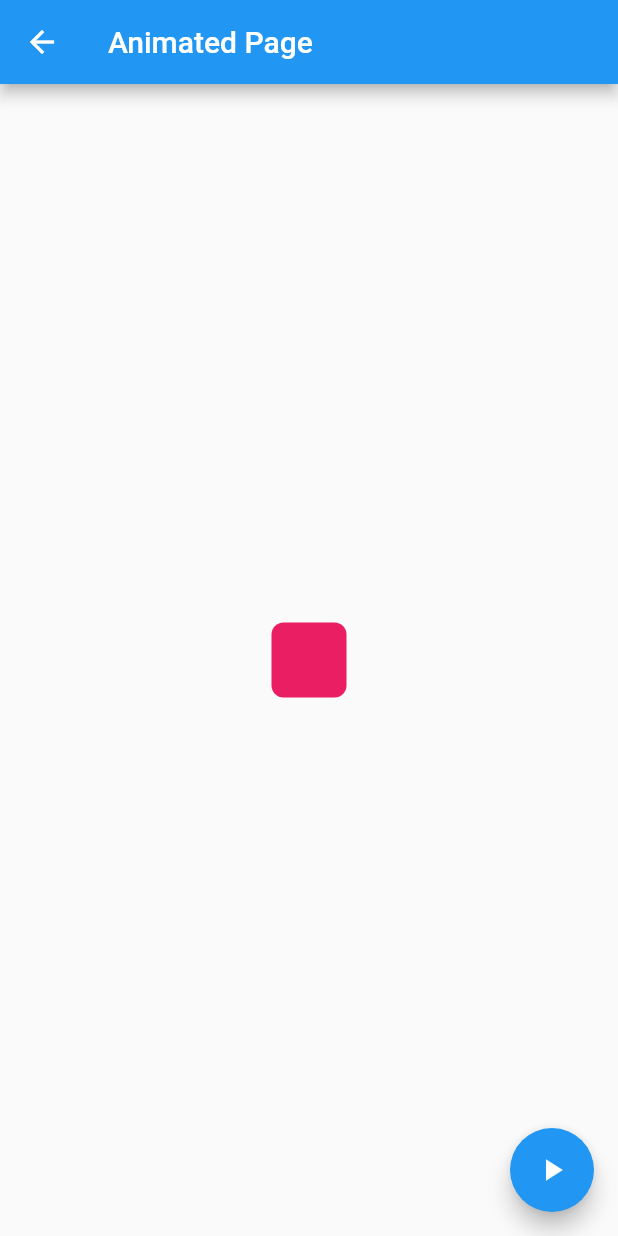
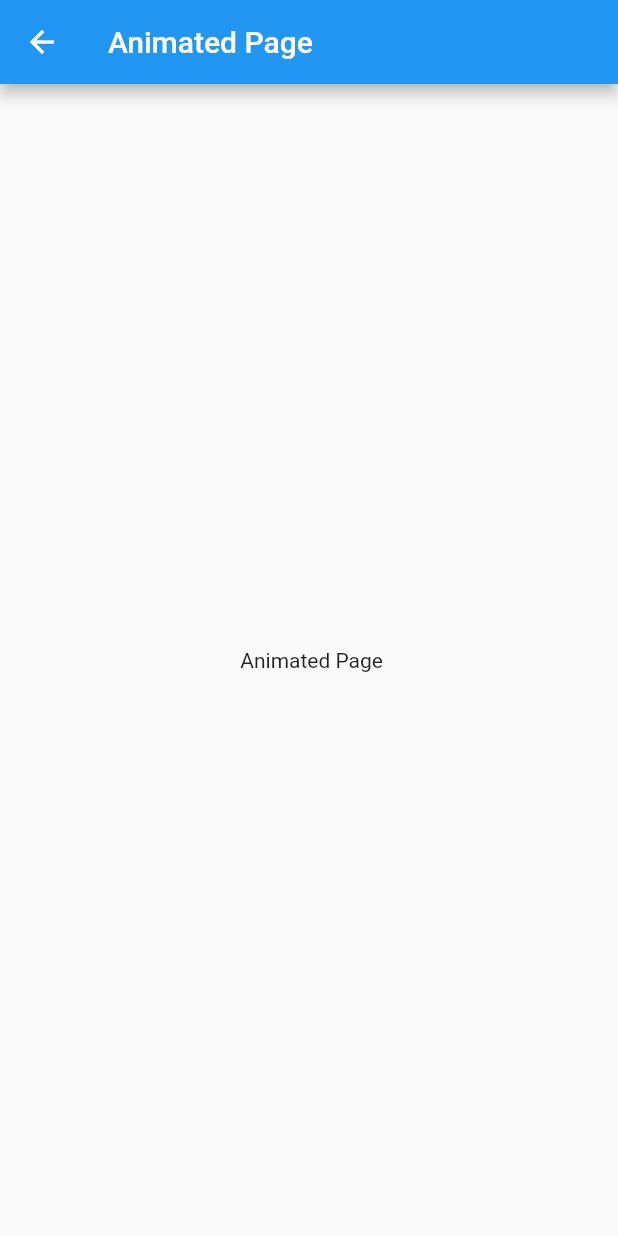
Before and after one commit to bryansrm/flutter_components, a Flutter app: the AnimatedContainerPage screen opened by its route, on a phone screen of 412 x 824 dp. Run offline on Flutter 3.47's test engine with Material 2 defaults, Android fonts, the phone set to English and light mode, and no system bars.

Commit message:
Revert "se agrega animatedContainer"
This reverts commit 2dc6d17b5bb4b5d25e0dd6090699335f9ab67372.

```diff
--- a/lib/src/pages/animated_container.dart
+++ b/lib/src/pages/animated_container.dart
@@ -1,6 +1,4 @@
 import 'package:flutter/material.dart';
-
-import 'dart:math';
 
 class AnimatedContainerPage extends StatefulWidget {
   @override
@@ -8,14 +6,6 @@ class AnimatedContainerPage extends StatefulWidget {
 }
 
 class _AnimatedContainerPageState extends State<AnimatedContainerPage> {
-
-  double _width  = 50.0;
-  double _height = 50.0;
-  Color _color   = Colors.pink;
-
-  BorderRadiusGeometry _borderRadius = BorderRadius.circular(8.0);
-
-
   @override
   Widget build(BuildContext context) {
     return Scaffold(
@@ -23,42 +13,8 @@ class _AnimatedContainerPageState extends State<AnimatedContainerPage> {
         title: Text('Animated Page'),
       ),
       body: Center(
-        child: AnimatedContainer(
-          width: _width,
-          height: _height,
-          duration: Duration( seconds: 1 ),
-          curve: Curves.fastOutSlowIn,
-          decoration: BoxDecoration(
-            borderRadius: _borderRadius,
-            color: _color
-          ),
-        )
-      ),
-      floatingActionButton: FloatingActionButton(
-        child: Icon( Icons.play_arrow ),
-        onPressed: _cambiarForma,
-      ),
+        child: Text(' Animated Page'),
+      )
     );
   }
-
-  void _cambiarForma() {
-
-    final random = Random();
-
-    setState(() {
-
-      _width  = random.nextInt(300).toDouble();
-      _height = random.nextInt(300).toDouble();
-
-      _color  = Color.fromRGBO(
-        random.nextInt(255),
-        random.nextInt(255),
-        random.nextInt(255),
-        1);
-
-      _borderRadius = BorderRadius.circular(random.nextInt(100).toDouble());
-
-    });
-
-  }
 }
```
